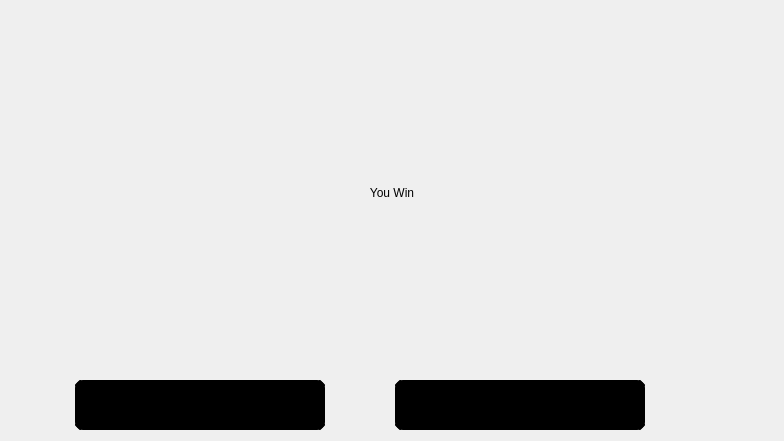
Old version of the form MinesweeperEdu/winscreen.ui in the repository LowbeeNorman/MinesweeperEdu.
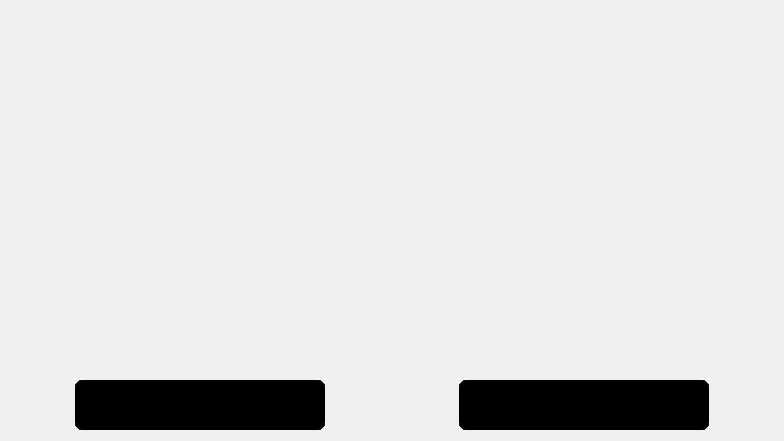
New version of the form. Icons and pictures are not drawn.

Commit message: fixed winscreen assets

Diff of the .ui file:
```diff
--- a/MinesweeperEdu/winscreen.ui
+++ b/MinesweeperEdu/winscreen.ui
@@ -51,7 +51,7 @@
      </property>
     </widget>
    </item>
-   <item row="1" column="2" colspan="2">
+   <item row="1" column="2" colspan="2" alignment="Qt::AlignHCenter">
     <widget class="QPushButton" name="nextLessonButton">
      <property name="minimumSize">
       <size>
@@ -88,10 +88,25 @@
      </property>
     </widget>
    </item>
-   <item row="0" column="0" colspan="4">
+   <item row="0" column="0" colspan="4" alignment="Qt::AlignHCenter|Qt::AlignVCenter">
     <widget class="QLabel" name="winText">
+     <property name="minimumSize">
+      <size>
+       <width>150</width>
+       <height>125</height>
+      </size>
+     </property>
+     <property name="maximumSize">
+      <size>
+       <width>150</width>
+       <height>125</height>
+      </size>
+     </property>
+     <property name="styleSheet">
+      <string notr="true">border-image: url(:/images/youWin.png);</string>
+     </property>
      <property name="text">
-      <string>You Win</string>
+      <string/>
      </property>
      <property name="alignment">
       <set>Qt::AlignCenter</set>
```
